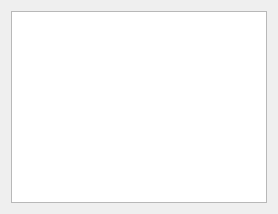
First picture: the form in apps/opencs/view/idlist.ui, repository zinnschlag/openmw, before the edit.
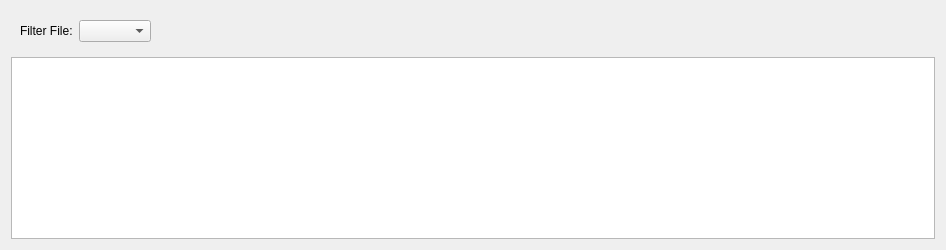
Second picture: the form after the edit.

Commit message: Visual mockup of filter selection in idlist

```diff
--- a/apps/opencs/view/idlist.ui
+++ b/apps/opencs/view/idlist.ui
@@ -2,7 +2,44 @@
 <ui version="4.0">
  <class>IdList</class>
   <widget class="QWidget" name="IdList">
-   <layout class="QHBoxLayout">
+  <property name="geometry">
+   <rect>
+    <x>0</x>
+    <y>0</y>
+    <width>946</width>
+    <height>250</height>
+   </rect>
+  </property>
+  <layout class="QVBoxLayout" name="verticalLayout">
+   <item>
+    <widget class="QFrame" name="horizontalFrame">
+     <layout class="QHBoxLayout" name="horizontalLayout">
+      <item>
+       <widget class="QLabel" name="label">
+        <property name="text">
+         <string>Filter File:</string>
+        </property>
+       </widget>
+      </item>
+      <item>
+       <widget class="QComboBox" name="comboFilterRoot"/>
+      </item>
+      <item>
+       <spacer name="horizontalSpacer">
+        <property name="orientation">
+         <enum>Qt::Horizontal</enum>
+        </property>
+        <property name="sizeHint" stdset="0">
+         <size>
+          <width>40</width>
+          <height>20</height>
+         </size>
+        </property>
+       </spacer>
+      </item>
+     </layout>
+    </widget>
+   </item>
     <item>
      <widget class="QTableView" name="tableView">
       <property name="alternatingRowColors">
```
Lines whose indentation alone changed are shown as unchanged. The commit also changes 1 other file.
